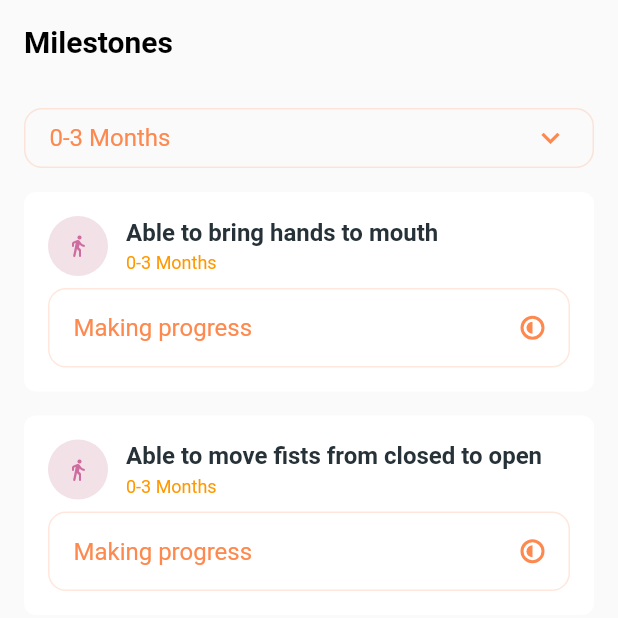
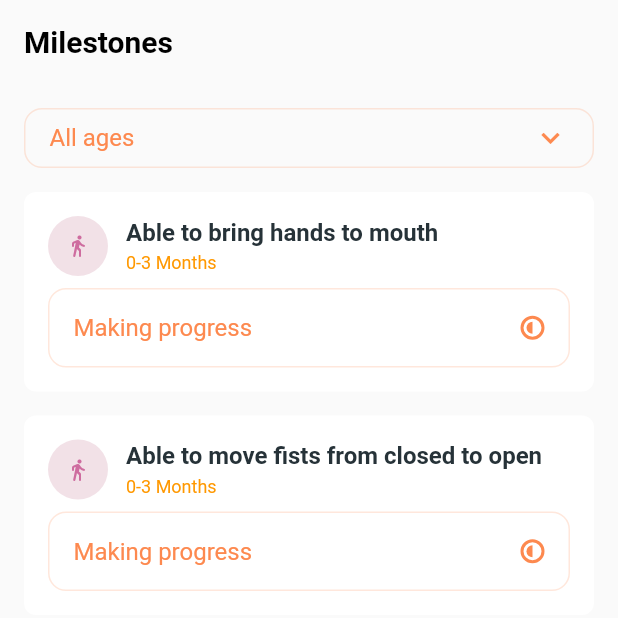
Before and after one commit to Ilgz/care_companion, a Flutter app: the screen it shows after launch, item 2 of the bottom bar chosen, on a phone screen of 412 x 824 dp, the top half of it. Run offline on Flutter 3.47's test engine with Material 2 defaults, Android fonts, the phone set to English and light mode, and no system bars; drawn by our look-alikes of dropdown_button2; our stand-ins replace bloc, dartz, flutter_bloc, flutter_svg, freezed_annotation, get_it and 3 more; accounts and stored records are empty.

Commit message:
feat: implement age_range filtering of milestones

```diff
--- /dev/null
+++ b/lib/application/milestone/milestone_filter/milestone_filter_cubit.dart
@@ -0,0 +1,33 @@
+import 'package:bloc/bloc.dart';
+import 'package:cash_manager/domain/milestone/milestone.dart';
+import 'package:freezed_annotation/freezed_annotation.dart';
+import 'package:injectable/injectable.dart';
+
+part 'milestone_filter_cubit.freezed.dart';
+
+part 'milestone_filter_state.dart';
+@injectable
+class MilestoneFilterCubit extends Cubit<MilestoneFilterState> {
+  MilestoneFilterCubit() : super(MilestoneFilterState.initial());
+  changeAgeRange(String ageRange,List<Milestone> milestones) {
+    emit(state.copyWith(ageRange: ageRange));
+    filterMilestonesByAgeRange(milestones);
+  }
+
+  changeDropdownStatus(bool status) {
+    emit(state.copyWith(isDropdownActive: status));
+  }
+  filterMilestonesByAgeRange(List<Milestone> milestones) {
+    if (state.ageRange == "All ages") {
+      emit(state.copyWith(milestones: milestones));
+    } else {
+      final filteredMilestones = milestones
+          .toList()
+          .where((milestone) {
+        return Milestone.ageRangeDivisions[milestone.ageRangeIndex] ==
+              state.ageRange;})
+          .toList();
+      emit(state.copyWith(milestones: filteredMilestones));
+    }
+  }
+}
--- /dev/null
+++ b/lib/application/milestone/milestone_filter/milestone_filter_state.dart
@@ -0,0 +1,7 @@
+part of 'milestone_filter_cubit.dart';
+
+@freezed
+class MilestoneFilterState with _$MilestoneFilterState {
+  factory MilestoneFilterState(String ageRange,List<Milestone> milestones,bool isDropdownActive)=_MilestoneFilterState;
+  factory MilestoneFilterState.initial() => MilestoneFilterState("All ages",[],false);
+}
--- a/lib/domain/milestone/milestone.dart
+++ b/lib/domain/milestone/milestone.dart
@@ -13,17 +13,17 @@ class Milestone {
     "4-6 Years"
   ];
   static final List<MilestoneCategory> milestoneCategories = [
-    MilestoneCategory(
+    const MilestoneCategory(
       "Motor",
       Icons.directions_walk_rounded,
       Color(0xffCE6C9F),
       Color(0xffF2E1E7),
     ),
-    MilestoneCategory("Sensory", Icons.remove_red_eye_rounded,
+    const MilestoneCategory("Sensory", Icons.remove_red_eye_rounded,
         Color(0xff76A322), Color(0xffE6EFD2)),
-    MilestoneCategory("Communication", Icons.insert_comment_outlined,
+    const MilestoneCategory("Communication", Icons.insert_comment_outlined,
         Color(0xffA46BB8), Color(0xffEDE0F2)),
-    MilestoneCategory("Feeding", Icons.food_bank_outlined, Color(0xffD6BC41),
+    const MilestoneCategory("Feeding", Icons.food_bank_outlined, Color(0xffD6BC41),
         Color(0xffF9F2D8)),
   ];
    String name;
--- a/lib/infrastructure/milestone/milestone_repository.dart
+++ b/lib/infrastructure/milestone/milestone_repository.dart
@@ -107,10 +107,10 @@ class MilestoneRepository implements IMilestoneRepository {
       Milestone("Enjoys listening to stories", 2, 5),
       //2-3 Years
       Milestone("Most speech is understood by caregiver", 2, 6),
-      Milestone("Simple understanding of concepts including color, space, time", 2, 6),
+      Milestone("Simple understanding of concepts including color, space, time",
+          2, 6),
       Milestone("Understands most simple sentences", 2, 6),
       Milestone("Understands basic nouns and pronouns", 2, 6),
-      //4-6 Years
     ];
     return right(milestones);
   }
--- a/lib/presentation/core/widgets/app_widget.dart
+++ b/lib/presentation/core/widgets/app_widget.dart
@@ -2,6 +2,7 @@ import 'package:cash_manager/application/article/article_searcher/article_search
 import 'package:cash_manager/application/article/article_watcher/article_watcher_cubit.dart';
 import 'package:cash_manager/application/article/fav_article_actor/fav_article_actor_cubit.dart';
 import 'package:cash_manager/application/article/fav_article_watcher/fav_article_cubit.dart';
+import 'package:cash_manager/application/milestone/milestone_filter/milestone_filter_cubit.dart';
 import 'package:cash_manager/application/milestone/milestone_watcher/milestone_watcher_cubit.dart';
 import 'package:cash_manager/injection.dart';
 import 'package:cash_manager/presentation/core/router.dart';
@@ -20,9 +21,11 @@ class AppWidget extends StatelessWidget {
           create: (context) => getIt<MilestoneWatcherCubit>()..getMilestones(),
         ),
         BlocProvider(
+          create: (context) => getIt<MilestoneFilterCubit>(),
+        ),
+        BlocProvider(
           create: (context) => getIt<ArticleWatcherCubit>()..init()..getArticles(),
         ),
-
         BlocProvider(
             create: (context) => getIt<FavArticleCubit>()..getFavArticles(),
             lazy: false),
--- a/lib/presentation/milestone/milestone_overview_page.dart
+++ b/lib/presentation/milestone/milestone_overview_page.dart
@@ -1,144 +1,90 @@
+import 'package:cash_manager/application/milestone/milestone_filter/milestone_filter_cubit.dart';
 import 'package:cash_manager/application/milestone/milestone_watcher/milestone_watcher_cubit.dart';
 import 'package:cash_manager/domain/milestone/milestone.dart';
 import 'package:cash_manager/presentation/core/widgets/critical_failure_card.dart';
 import 'package:cash_manager/presentation/core/widgets/custom_progress_indicator.dart';
 import 'package:cash_manager/presentation/core/widgets/custom_scaffold.dart';
+import 'package:cash_manager/presentation/milestone/widgets/age_range_dropdown.dart';
 import 'package:cash_manager/presentation/milestone/widgets/milestone_card.dart';
 import 'package:dropdown_button2/dropdown_button2.dart';
 import 'package:flutter/material.dart';
 import 'package:flutter_bloc/flutter_bloc.dart';
 
-class MilestoneOverviewPage extends StatefulWidget {
-  MilestoneOverviewPage({Key? key}) : super(key: key);
-
-  @override
-  State<MilestoneOverviewPage> createState() => _MilestoneOverviewPageState();
-}
-
-class _MilestoneOverviewPageState extends State<MilestoneOverviewPage> {
-  String selectedValue=Milestone.ageRangeDivisions.first;
-  bool dropdownIsOpened=false;
+class MilestoneOverviewPage extends StatelessWidget {
+  const MilestoneOverviewPage({Key? key}) : super(key: key);
   @override
   Widget build(BuildContext context) {
     return CustomScaffold(
       title: "Milestones",
-      body: Column(
-        children: [
-          Container(
-            height: 40.0,
-            width: double.infinity,
-            decoration: BoxDecoration(
-                borderRadius: BorderRadius.circular(12),
-                border: Border.all(color: Color(0xfffd894f).withOpacity(0.2))
-            ),
-            child: DropdownButtonHideUnderline(
-                child: DropdownButton2(
-                  value: selectedValue,
-                  customButton: Align(alignment:Alignment.centerLeft,child: Padding(
-                    padding: const EdgeInsets.symmetric(horizontal: 16.0),
-                    child:  Row(
-                      children: [
-                        Text(
-                          selectedValue,
-                          style: TextStyle(fontSize: 16, color: Color(0xfffd894f)),
-                        ),
-                        Spacer(),
-
-                        Icon(dropdownIsOpened?Icons.keyboard_arrow_up_outlined:Icons.keyboard_arrow_down_outlined,color:Color(0xfffd894f) ,)
-                      ],
-                    ),
-                  )),
-                  onMenuStateChange: (isOpened){
-                    setState(() {
-                      dropdownIsOpened=isOpened;
-                    });
-                  },
-                  buttonStyleData: const ButtonStyleData(
-                    height: 40,
-                    width: 120,
-                    padding: EdgeInsets.only(left: 16),
-
-                  ),
-                  dropdownStyleData: DropdownStyleData(
-                    openInterval: Interval(0, 1, curve: Curves.easeInOut),
-                    decoration: BoxDecoration(
-                        borderRadius: BorderRadius.circular(12),
-                      ),
-                    elevation: 8,
-                      ),
-                  menuItemStyleData:  MenuItemStyleData(                       padding: EdgeInsets.all(0),
-                      customHeights: _getCustomItemsHeights(),
-                  ),
-                  items: (){
-                    final divisions=Milestone.ageRangeDivisions;
-                    List<DropdownMenuItem<String>> _menuItems = [];
-                    for(int i=0;i<divisions.length;i++){
-                      _menuItems.add(DropdownMenuItem(value: divisions[i],
-                        child: Container(padding:EdgeInsets.only(left: 16),alignment:Alignment.centerLeft,width:double.infinity,height:double.infinity,color: divisions[i]==selectedValue?Color(0xfffd894f).withOpacity(0.2):Colors.white,child: Text(divisions[i])),
-                      ));
-                      if (divisions[i] != divisions.last){
-                        _menuItems.add(DropdownMenuItem<String>(
-                          enabled: false,
-                          child: Divider(),
-                        ));
-                      }
-                    }
-                    return _menuItems;
-                  }(),
-                  onChanged: (value) {
-                    if(value!=null){
-                      setState(() {
-                        selectedValue=value;
-                      });
-                    }
-
-                  },
-                ) // your Dropdown Widget here
-            ),
-          ),
-          SizedBox(
-            height: 16,
-          ),
-          Expanded(
-            child: BlocBuilder<MilestoneWatcherCubit, MilestoneWatcherState>(
+      body: BlocBuilder<MilestoneWatcherCubit, MilestoneWatcherState>(
         builder: (context, state) {
           return state.map(
             initial: (_) => const SizedBox(),
-                    loadInProgress: (_) => CustomProgressIndicator(),
-                    loadSuccess: (state) {
-                      return ListView.builder(
+            loadInProgress: (_) => const CustomProgressIndicator(),
+            loadSuccess: (watcherSuccessState) {
+              context
+                  .read<MilestoneFilterCubit>()
+                  .filterMilestonesByAgeRange(watcherSuccessState.milestones);
+              return BlocBuilder<MilestoneFilterCubit, MilestoneFilterState>(
+                builder: (context, state) {
+                  return Column(
+                    children: [
+                      AgeRangeDropdown(
+                        ageRange: state.ageRange,
+                        isDropdownActive: state.isDropdownActive,
+                        onChanged: (value) {
+                          if (value != null) {
+                            context.read<MilestoneFilterCubit>().changeAgeRange(
+                                value, watcherSuccessState.milestones);
+                          }
+                        },
+                        onMenuStateChange: (isOpened) {
+                          context
+                              .read<MilestoneFilterCubit>()
+                              .changeDropdownStatus(isOpened);
+                        },
+                      ),
+                      const SizedBox(height: 16),
+                      MilestoneList(milestones: state.milestones),
+                    ],
+                  );
+                },
+              );
+            },
+            loadFailure: (_) => const CriticalFailureCard(),
+          );
+        },
+      ),
+    );
+  }
+}
+
+
+
+class MilestoneList extends StatelessWidget {
+  final List<Milestone> milestones;
+
+  const MilestoneList({
+    Key? key,
+    required this.milestones,
+  }) : super(key: key);
+
+  @override
+  Widget build(BuildContext context) {
+    return Expanded(
+      child: ListView.builder(
         shrinkWrap: true,
-                          itemCount: state.milestones.length,
+        itemCount: milestones.length,
         itemBuilder: (context, index) {
-                            final milestone = state.milestones[index];
+          final milestone = milestones[index];
           return Padding(
             padding: const EdgeInsets.only(bottom: 16.0),
             child: MilestoneCard(
               milestone: milestone,
             ),
           );
-                          });
         },
-                    loadFailure: (_) => CriticalFailureCard());
-              },
-            ),
-          )
-        ],
       ),
     );
   }
-
-  List<double> _getCustomItemsHeights() {
-    List<double> _itemsHeights = [];
-    for (var i = 0; i < (Milestone.ageRangeDivisions.length * 2) - 1; i++) {
-      if (i.isEven) {
-        _itemsHeights.add(40);
 }
-      //Dividers indexes will be the odd indexes
-      if (i.isOdd) {
-        _itemsHeights.add(4);
-      }
-    }
-    return _itemsHeights;
-  }
-}
--- /dev/null
+++ b/lib/presentation/milestone/widgets/age_range_dropdown.dart
@@ -0,0 +1,113 @@
+import 'package:cash_manager/domain/milestone/milestone.dart';
+import 'package:dropdown_button2/dropdown_button2.dart';
+import 'package:flutter/material.dart';
+
+class AgeRangeDropdown extends StatelessWidget {
+  final String ageRange;
+  final bool isDropdownActive;
+  final Function(String?) onChanged;
+  final Function(bool) onMenuStateChange;
+
+  const AgeRangeDropdown({
+    Key? key,
+    required this.ageRange,
+    required this.isDropdownActive,
+    required this.onChanged,
+    required this.onMenuStateChange,
+  }) : super(key: key);
+
+  @override
+  Widget build(BuildContext context) {
+    return Container(
+      height: 40.0,
+      width: double.infinity,
+      decoration: BoxDecoration(
+        borderRadius: BorderRadius.circular(12),
+        border: Border.all(color: const Color(0xfffd894f).withOpacity(0.2)),
+      ),
+      child: DropdownButtonHideUnderline(
+        child: DropdownButton2(
+          value: ageRange,
+          customButton: Align(
+              alignment: Alignment.centerLeft,
+              child: Padding(
+                padding: const EdgeInsets.symmetric(horizontal: 16.0),
+                child: Row(
+                  children: [
+                    Text(ageRange, style: const TextStyle(fontSize: 16, color: Color(0xfffd894f))),
+                    const Spacer(),
+                    Icon(
+                      isDropdownActive ? Icons.keyboard_arrow_up_outlined : Icons.keyboard_arrow_down_outlined,
+                      color: const Color(0xfffd894f),
+                    )
+                  ],
+                ),
+              )),
+          onMenuStateChange: onMenuStateChange,
+          buttonStyleData: const ButtonStyleData(
+            height: 40,
+            width: 120,
+            padding: EdgeInsets.only(left: 16),
+          ),
+          dropdownStyleData: DropdownStyleData(
+            openInterval: const Interval(0, 1, curve: Curves.easeInOut),
+            decoration: BoxDecoration(
+              borderRadius: BorderRadius.circular(12),
+            ),
+            elevation: 8,
+          ),
+          menuItemStyleData: MenuItemStyleData(
+            padding: const EdgeInsets.all(0),
+            customHeights: _getCustomItemsHeights(),
+          ),
+          items: _buildMenuItems(),
+          onChanged: onChanged,
+        ),
+      ),
+    );
+  }
+
+  List<DropdownMenuItem<String>> _buildMenuItems() {
+    final divisions = ["All ages"];
+    divisions.addAll(Milestone.ageRangeDivisions);
+    List<DropdownMenuItem<String>> menuItems = [];
+
+    for (int i = 0; i < divisions.length; i++) {
+      menuItems.add(DropdownMenuItem(
+        value: divisions[i],
+        child: Container(
+          padding: const EdgeInsets.only(left: 16),
+          alignment: Alignment.centerLeft,
+          width: double.infinity,
+          height: double.infinity,
+          color: divisions[i] == ageRange ? const Color(0xfffd894f).withOpacity(0.2) : Colors.white,
+          child: Text(divisions[i]),
+        ),
+      ));
+
+      if (divisions[i] != divisions.last) {
+        menuItems.add(const DropdownMenuItem<String>(
+          enabled: false,
+          child: Divider(),
+        ));
+      }
+    }
+
+    return menuItems;
+  }
+
+  List<double> _getCustomItemsHeights() {
+    List<double> itemsHeights = [];
+    for (var i = 0; i < ((Milestone.ageRangeDivisions.length + 1) * 2) - 1; i++) {
+      if (i.isEven) {
+        itemsHeights.add(40);
+      }
+
+      // Dividers indexes will be the odd indexes
+      if (i.isOdd) {
+        itemsHeights.add(4);
+      }
+    }
+    return itemsHeights;
+  }
+}
```
Also changed, not shown: lib/application/milestone/milestone_filter/milestone_filter_cubit.freezed.dart (added), lib/injection.config.dart. Lines whose indentation alone changed are shown as unchanged.
